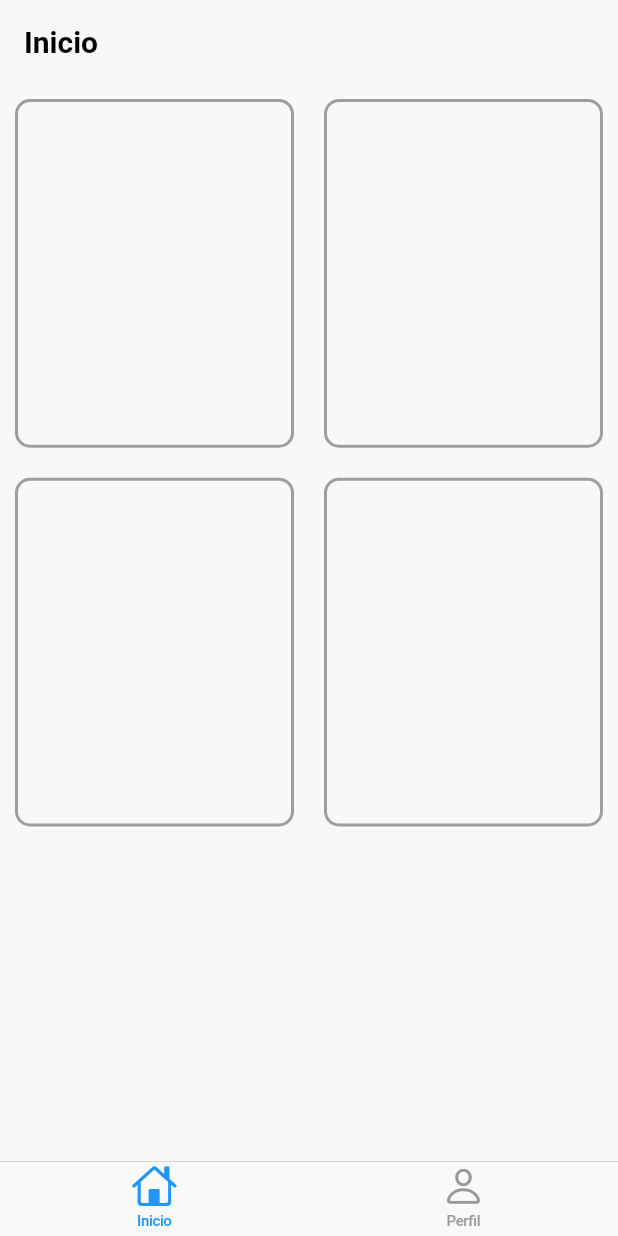
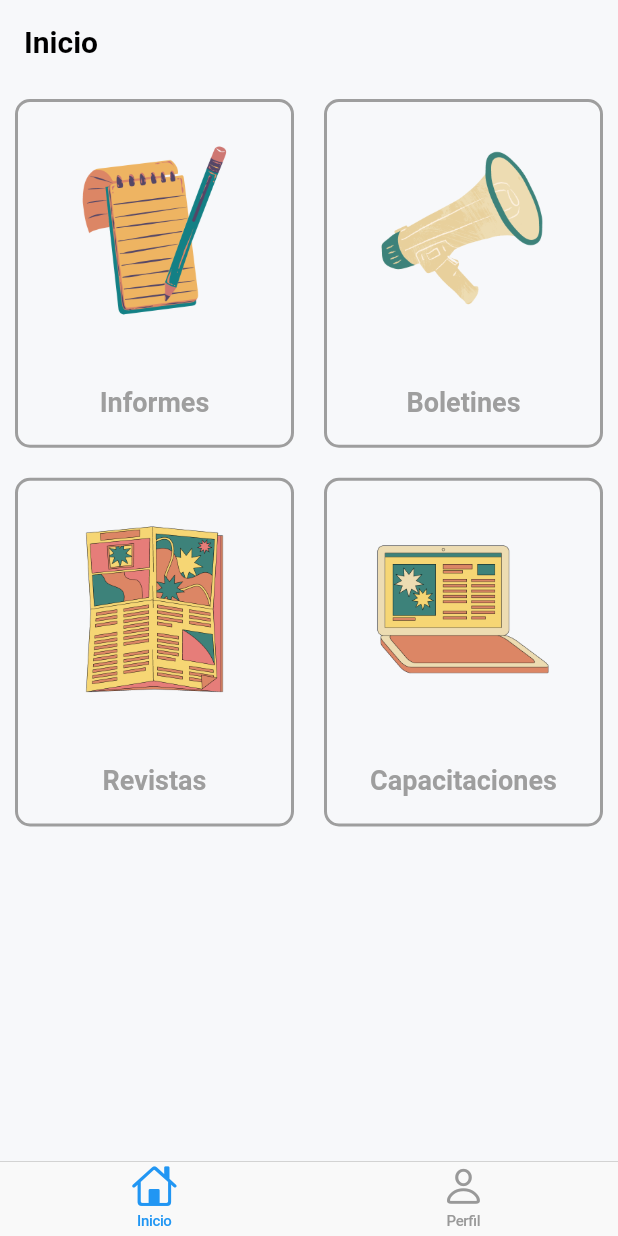
Before and after one commit to FundacionLiberate/liberate_app_flutter, a Flutter app: the screen it shows once a user with an empty profile is signed in, on a phone screen of 412 x 824 dp. Run offline on Flutter 3.47's test engine with Material 2 defaults, Android fonts, the light colour scheme and no system bars; our stand-ins replace cloud_firestore, firebase_auth, firebase_core, logger; missing offline and left inert: app_tracking_transparency; accounts and stored records are empty.

Commit message:
Se agregan los botones al home screen

```diff
--- a/lib/constant/assetImages.dart
+++ b/lib/constant/assetImages.dart
@@ -4,5 +4,12 @@ class AssetImages{
 
   static String  welcomeImagePath = "assets/images/welcome_image.png";
 
+  static String  informeIconPath = "assets/images/informe_icon.png";
+
+  static String  boletinIconPath = "assets/images/boletin_icon.png";
+
+  static String  magazineIconPath = "assets/images/magazine_icon.png";
+
+  static String  capacitacionesIconPath = "assets/images/capacitaciones_icon.png";
 
 }
--- a/lib/constant/strings.dart
+++ b/lib/constant/strings.dart
@@ -21,6 +21,12 @@ static String profileTitle= "Perfil";
 static String signOutTitle= "Cerrar sesión";
 
 
+static String informesTitle= "Informes";
+static String boletinesTitle= "Boletines";
+static String revistasTitle= "Revistas";
+static String capacitacionesTitle= "Capacitaciones";
+
+
 
 
 }
--- a/lib/ui/generic_widgets/home_option.dart
+++ b/lib/ui/generic_widgets/home_option.dart
@@ -1,8 +1,12 @@
 import 'package:flutter/material.dart';
+
+import '../../constant/assetImages.dart';
 
 
 class HomeOption extends StatelessWidget {
-  const HomeOption({Key? key}) : super(key: key);
+  String title;
+  String imagePath;
+  HomeOption({Key? key,required this.title, required this.imagePath}) : super(key: key);
 
   @override
   Widget build(BuildContext context) {
@@ -11,6 +15,23 @@ class HomeOption extends StatelessWidget {
         border: Border.all(color: Colors.grey, width: 2),
         borderRadius: const BorderRadius.all(Radius.circular(10))
       ),
+      child: Column(
+        children: [
+          Expanded(
+            flex: 3,
+            child: Container(
+              padding: const EdgeInsets.all(25),
+              child: Image.asset(imagePath),
+            ),
+          ),
+          Expanded(
+            flex: 1,
+            child: Center(
+              child: Text(title,style: const TextStyle(fontWeight: FontWeight.bold, fontSize: 18, color: Colors.grey),),
+            ),
+          )
+        ],
+      ),
     );
   }
 }
--- a/lib/ui/screens/home_screen.dart
+++ b/lib/ui/screens/home_screen.dart
@@ -1,5 +1,6 @@
 import 'package:flutter/material.dart';
 import 'package:provider/provider.dart';
+import '../../constant/assetImages.dart';
 import '../../constant/strings.dart';
 import '../../provider/currentUser_provider.dart';
 import '../generic_widgets/home_option.dart';
@@ -35,10 +36,10 @@ class _HomeScreenState extends State<HomeScreen> {
                   gridDelegate: const SliverGridDelegateWithFixedCrossAxisCount(
                       crossAxisCount: 2,childAspectRatio: 0.8, crossAxisSpacing: 20, mainAxisSpacing: 20),
                   children: [
-                    HomeOption(),
-                    HomeOption(),
-                    HomeOption(),
-                    HomeOption(),
+                    HomeOption(title: Strings.informesTitle, imagePath: AssetImages.informeIconPath),
+                    HomeOption(title: Strings.boletinesTitle, imagePath:AssetImages.boletinIconPath),
+                    HomeOption(title: Strings.revistasTitle, imagePath:AssetImages.magazineIconPath),
+                    HomeOption(title: Strings.capacitacionesTitle, imagePath:AssetImages.capacitacionesIconPath ),
                   ],
                 ),
               ),
```
Also changed, not shown: assets/images/boletin_icon.png (added), assets/images/capacitaciones_icon.png (added), assets/images/informe_icon.png (added), assets/images/magazine_icon.png (added).
